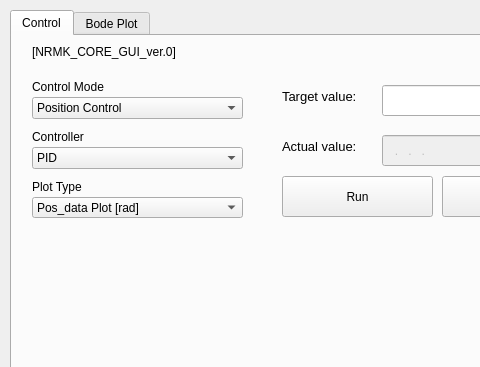
This is QTcp_example/ui/plotnetworkdata.ui in BreadOak/TCP-IP_Test as Qt 5 draws it before an edit; both pictures show x 0 to 480 and y 0 to 367 of the 1316 by 756 pixel window. The edited form follows.
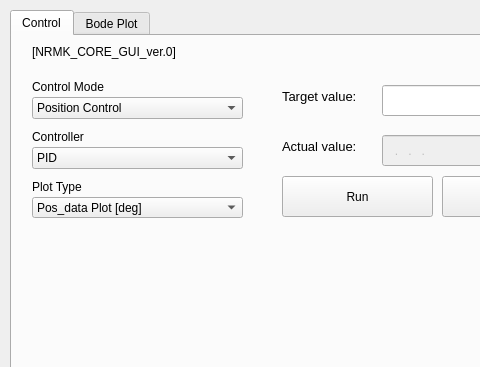
This is the edited form. Custom widgets are drawn as their Qt base class.

What changed in the file:
```diff
--- a/QTcp_example/ui/plotnetworkdata.ui
+++ b/QTcp_example/ui/plotnetworkdata.ui
@@ -46,7 +46,7 @@
       </property>
       <item>
        <property name="text">
-        <string>Pos_data Plot [rad]</string>
+        <string>Pos_data Plot [deg]</string>
        </property>
       </item>
       <item>
```
Left out of the diff: 2 changed lines with no effect on the pictures.
